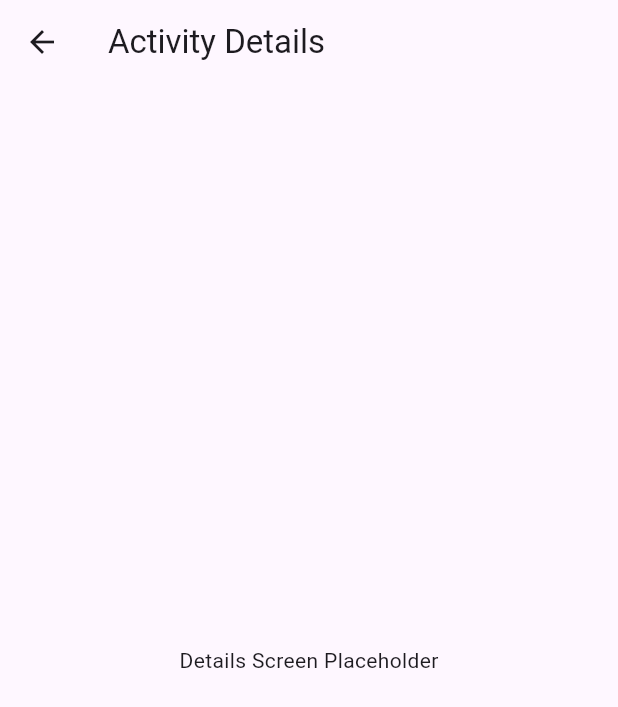
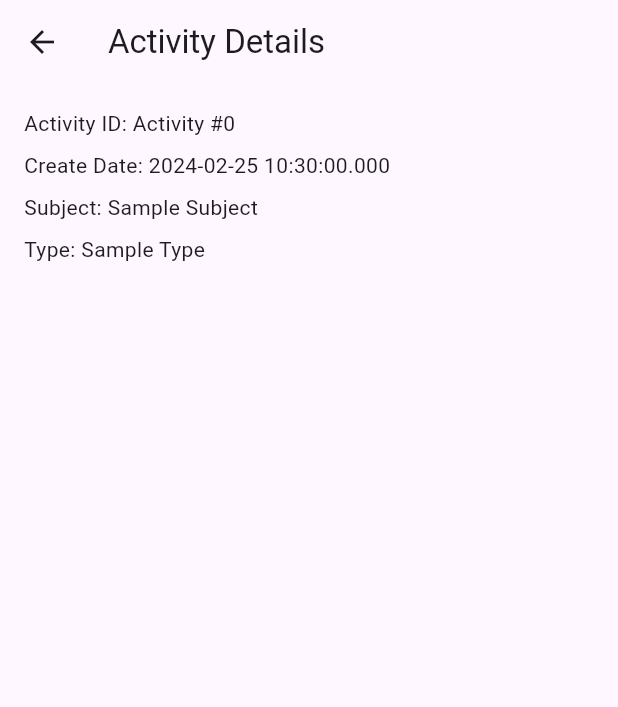
Before and after one commit to rohinicomplex/rohini_app_flutter, a Flutter app: the ApprovalScreen screen opened by its route, after a tap on "Details", on a phone screen of 412 x 824 dp. Shown: the top 707 px of the screen. Run offline on Flutter 3.47's test engine with Material 3 defaults, Android fonts, the phone set to English and light mode, and no system bars; our stand-ins replace file_picker, firebase_core, shared_preferences; missing offline and left inert: flutter_file_downloader; accounts and stored records are empty.

Commit message:
updated contact and approval

```diff
--- a/lib/approval.dart
+++ b/lib/approval.dart
@@ -1,23 +1,82 @@
 import 'package:flutter/material.dart';
+
+// Model class to represent the data received from the REST service
+class InvoiceItemDTO {
+  final String activityId;
+  final DateTime createDate;
+  final String subject;
+  final String type;
+
+  InvoiceItemDTO({
+    required this.activityId,
+    required this.createDate,
+    required this.subject,
+    required this.type,
+  });
+}
+
+// Sample function to fetch data from REST service
+Future<List<InvoiceItemDTO>> fetchInvoiceItems() async {
+  // Here you would make your HTTP request to fetch the data
+  // For now, I'll just return a sample list of InvoiceItemDTO objects
+  return List.generate(
+    10,
+    (index) => InvoiceItemDTO(
+      activityId: 'Activity #$index',
+      createDate: DateTime.now(),
+      subject: 'Sample Subject',
+      type: 'Sample Type',
+    ),
+  );
+}
 
 class ApprovalScreen extends StatelessWidget {
   @override
   Widget build(BuildContext context) {
+    return FutureBuilder<List<InvoiceItemDTO>>(
+      future: fetchInvoiceItems(),
+      builder: (context, snapshot) {
+        if (snapshot.connectionState == ConnectionState.waiting) {
+          return Center(child: CircularProgressIndicator());
+        } else if (snapshot.hasError) {
+          return Center(child: Text('Error: ${snapshot.error}'));
+        } else {
+          final List<InvoiceItemDTO>? invoiceItems = snapshot.data;
           return Scaffold(
             appBar: AppBar(
               title: Text('Activity Approval'),
             ),
             body: ListView.builder(
-        itemCount: 10, // Number of activity items
+              itemCount: invoiceItems!.length,
               itemBuilder: (context, index) {
-          return ActivityItem();
+                return GestureDetector(
+                  onTap: () {
+                    Navigator.push(
+                      context,
+                      MaterialPageRoute(
+                        builder: (context) =>
+                            ActivityDetailsScreen(invoiceItems[index]),
+                      ),
+                    );
+                  },
+                  child: ActivityItem(
+                    invoiceItem: invoiceItems[index],
+                  ),
+                );
               },
             ),
+          );
+        }
+      },
     );
   }
 }
 
 class ActivityItem extends StatelessWidget {
+  final InvoiceItemDTO invoiceItem;
+
+  ActivityItem({required this.invoiceItem});
+
   @override
   Widget build(BuildContext context) {
     return Card(
@@ -27,13 +86,13 @@ class ActivityItem extends StatelessWidget {
         child: Column(
           crossAxisAlignment: CrossAxisAlignment.start,
           children: [
-            Text('Activity #${DateTime.now().millisecondsSinceEpoch}'),
+            Text('Activity #${invoiceItem.activityId}'),
             SizedBox(height: 8.0),
-            Text('Create Date: ${DateTime.now().toString()}'),
+            Text('Create Date: ${invoiceItem.createDate.toString()}'),
             SizedBox(height: 8.0),
-            Text('Subject: Sample Subject'),
+            Text('Subject: ${invoiceItem.subject}'),
             SizedBox(height: 8.0),
-            Text('Type: Sample Type'),
+            Text('Type: ${invoiceItem.type}'),
             SizedBox(height: 16.0),
             Row(
               children: [
@@ -46,7 +105,8 @@ class ActivityItem extends StatelessWidget {
                         Navigator.push(
                           context,
                           MaterialPageRoute(
-                              builder: (context) => ActivityDetailsScreen()),
+                              builder: (context) =>
+                                  ActivityDetailsScreen(invoiceItem)),
                         );
                       },
                       style: ElevatedButton.styleFrom(
@@ -84,7 +144,6 @@ class ActivityItem extends StatelessWidget {
         ),
       ),
     );
-  }
   }
 
   void _showRejectPopup(BuildContext context) {
@@ -128,22 +187,33 @@ void _refreshList(BuildContext context) {
     // Logic to refresh the list
     Navigator.pop(context); // Close the dialog
   }
+}
 
 class ActivityDetailsScreen extends StatelessWidget {
+  final InvoiceItemDTO invoiceItem;
+
+  ActivityDetailsScreen(this.invoiceItem);
+
   @override
   Widget build(BuildContext context) {
     return Scaffold(
       appBar: AppBar(
         title: Text('Activity Details'),
-        leading: IconButton(
-          icon: Icon(Icons.arrow_back),
-          onPressed: () {
-            Navigator.pop(context);
-          },
       ),
+      body: Padding(
+        padding: const EdgeInsets.all(16.0),
+        child: Column(
+          crossAxisAlignment: CrossAxisAlignment.start,
+          children: [
+            Text('Activity ID: ${invoiceItem.activityId}'),
+            SizedBox(height: 8.0),
+            Text('Create Date: ${invoiceItem.createDate.toString()}'),
+            SizedBox(height: 8.0),
+            Text('Subject: ${invoiceItem.subject}'),
+            SizedBox(height: 8.0),
+            Text('Type: ${invoiceItem.type}'),
+          ],
         ),
-      body: Center(
-        child: Text('Details Screen Placeholder'),
       ),
     );
   }
--- a/pubspec.yaml
+++ b/pubspec.yaml
@@ -9,7 +9,6 @@ environment:
 dependencies:
   flutter:
     sdk: flutter
-  flutter_html: ^2.2.1
   image_picker: ^0.8.4+1
   url_launcher: ^6.2.4  # Use the latest version available
   firebase_core: ^2.15.0
@@ -19,8 +18,8 @@ dependencies:
   file_picker: ^4.0.0
   http: ^0.13.5
   shared_preferences: ^2.0.18
-  dio: ^5.4.0
   flutter_file_downloader: ^1.2.1
+  html: ^0.15.1
 
 
 
```
Also changed, not shown: lib/contacts.dart (+197 -140 lines), lib/notice.dart (+27 -9 lines). Lines whose indentation alone changed are shown as unchanged.
